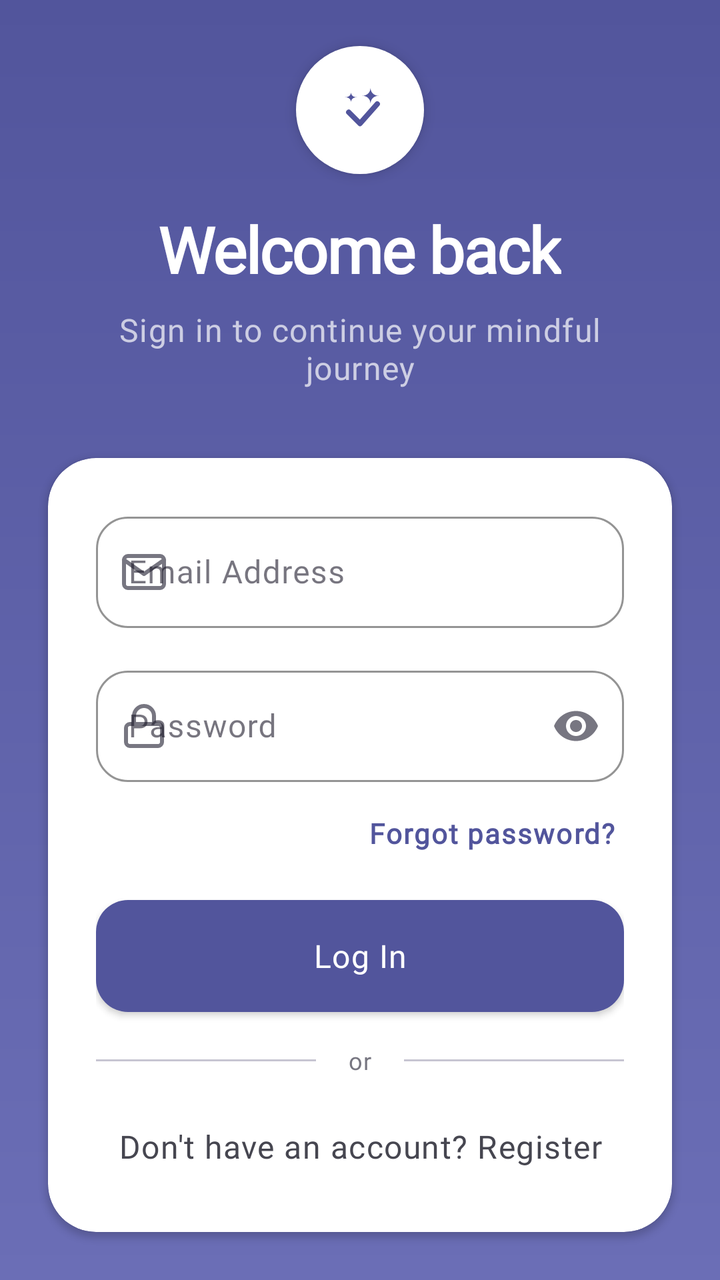
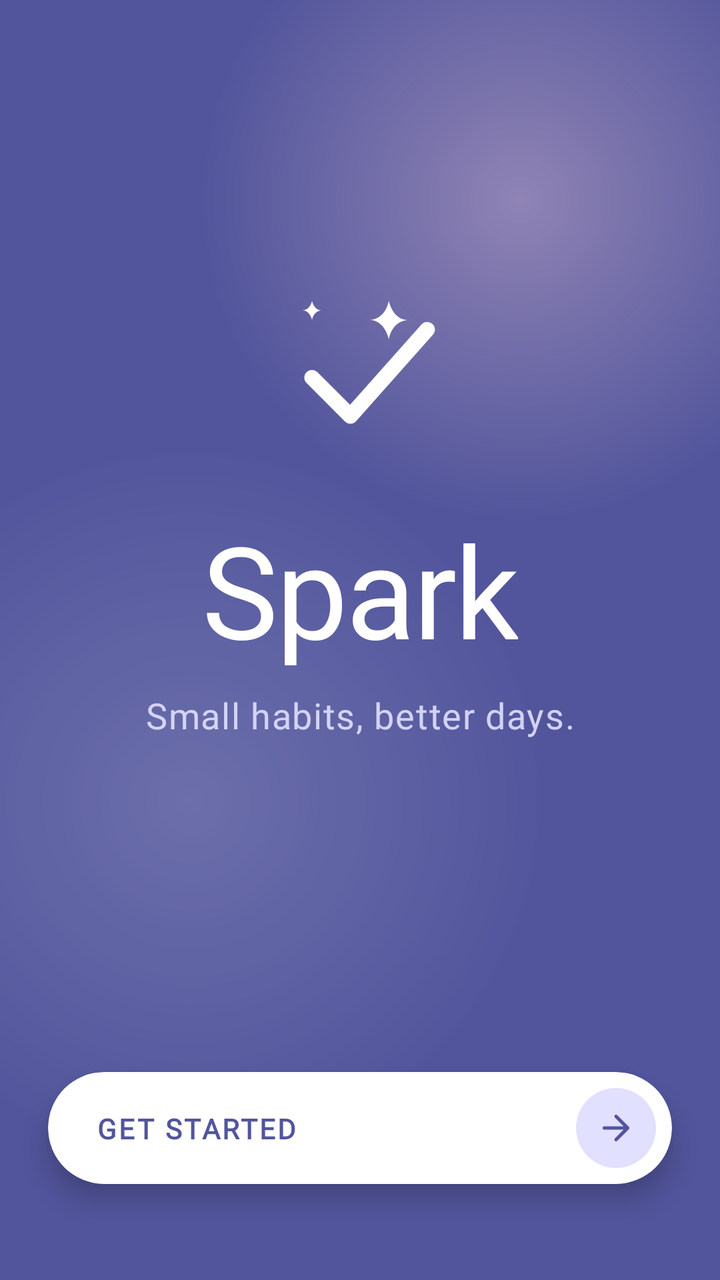

The first picture is an Android layout as it rendered before a commit; the second is the same layout after the commit. The layout source and the unified diff follow.
<!-- AndroidManifest.xml: application theme Theme.Spark -->
<!-- res/layout/fragment_welcome.xml -->
<?xml version="1.0" encoding="utf-8"?>
<androidx.constraintlayout.widget.ConstraintLayout xmlns:android="http://schemas.android.com/apk/res/android"
    xmlns:app="http://schemas.android.com/apk/res-auto"
    xmlns:tools="http://schemas.android.com/tools"
    android:layout_width="match_parent"
    android:layout_height="match_parent">

    
    <View
        android:id="@+id/viewBackground"
        android:layout_width="0dp"
        android:layout_height="0dp"
        android:background="@drawable/bg_gradient_primary"
        app:layout_constraintBottom_toBottomOf="parent"
        app:layout_constraintEnd_toEndOf="parent"
        app:layout_constraintStart_toStartOf="parent"
        app:layout_constraintTop_toTopOf="parent" />

    
    <ImageView
        android:id="@+id/ivLogoMark"
        android:layout_width="64dp"
        android:layout_height="64dp"
        android:background="@drawable/bg_circle_logo"
        android:contentDescription="@string/app_name"
        android:elevation="4dp"
        android:padding="14dp"
        android:scaleType="fitCenter"
        android:src="@drawable/ic_logo_mark"
        app:layout_constraintBottom_toTopOf="@+id/tvTitle"
        app:layout_constraintEnd_toEndOf="parent"
        app:layout_constraintStart_toStartOf="parent"
        app:layout_constraintTop_toTopOf="parent"
        app:layout_constraintVertical_bias="0.4"
        app:layout_constraintVertical_chainStyle="packed"
        app:tint="@color/primary" />

    
    <TextView
        android:id="@+id/tvTitle"
        android:layout_width="wrap_content"
        android:layout_height="wrap_content"
        android:layout_marginTop="16dp"
        android:text="@string/welcome_back_title"
        android:textAppearance="@style/TextAppearance.Spark.DisplayHero"
        android:textColor="@color/on_primary"
        app:layout_constraintBottom_toTopOf="@+id/tvSubtitle"
        app:layout_constraintEnd_toEndOf="parent"
        app:layout_constraintStart_toStartOf="parent"
        app:layout_constraintTop_toBottomOf="@+id/ivLogoMark" />

    
    <TextView
        android:id="@+id/tvSubtitle"
        android:layout_width="0dp"
        android:layout_height="wrap_content"
        android:layout_marginHorizontal="32dp"
        android:layout_marginTop="8dp"
        android:alpha="0.7"
        android:gravity="center"
        android:text="@string/welcome_back_subtitle"
        android:textAppearance="@style/TextAppearance.Spark.BodyMd"
        android:textColor="@color/on_primary"
        app:layout_constraintBottom_toTopOf="@+id/cardLogin"
        app:layout_constraintEnd_toEndOf="parent"
        app:layout_constraintStart_toStartOf="parent"
        app:layout_constraintTop_toBottomOf="@+id/tvTitle" />

    
    <com.google.android.material.card.MaterialCardView
        android:id="@+id/cardLogin"
        style="@style/Widget.Spark.Card"
        android:layout_width="0dp"
        android:layout_height="wrap_content"
        android:layout_marginHorizontal="@dimen/margin_screen"
        android:layout_marginBottom="24dp"
        app:layout_constraintBottom_toBottomOf="parent"
        app:layout_constraintEnd_toEndOf="parent"
        app:layout_constraintStart_toStartOf="parent">

        <LinearLayout
            android:layout_width="match_parent"
            android:layout_height="wrap_content"
            android:orientation="vertical"
            android:padding="24dp">

            
            <com.google.android.material.textfield.TextInputLayout
                android:id="@+id/tilEmail"
                style="@style/Widget.Spark.TextInputLayout"
                android:layout_width="match_parent"
                android:layout_height="wrap_content"
                android:hint="@string/register_label_email"
                app:startIconDrawable="@drawable/ic_mail"
                app:startIconTint="@color/outline">

                <com.google.android.material.textfield.TextInputEditText
                    android:id="@+id/etEmail"
                    android:layout_width="match_parent"
                    android:layout_height="wrap_content"
                    android:imeOptions="actionNext"
                    android:inputType="textEmailAddress"
                    android:maxLines="1"
                    android:textAppearance="@style/TextAppearance.Spark.BodyMd"
                    android:textColor="@color/on_surface" />
            </com.google.android.material.textfield.TextInputLayout>

            
            <com.google.android.material.textfield.TextInputLayout
                android:id="@+id/tilPassword"
                style="@style/Widget.Spark.TextInputLayout"
                android:layout_width="match_parent"
                android:layout_height="wrap_content"
                android:layout_marginTop="16dp"
                android:hint="@string/register_label_password"
                app:endIconMode="password_toggle"
                app:endIconTint="@color/outline"
                app:startIconDrawable="@drawable/ic_lock"
                app:startIconTint="@color/outline">

                <com.google.android.material.textfield.TextInputEditText
                    android:id="@+id/etPassword"
                    android:layout_width="match_parent"
                    android:layout_height="wrap_content"
                    android:imeOptions="actionDone"
                    android:inputType="textPassword"
                    android:maxLines="1"
                    android:textAppearance="@style/TextAppearance.Spark.BodyMd"
                    android:textColor="@color/on_surface" />
            </com.google.android.material.textfield.TextInputLayout>

            
            <TextView
                android:id="@+id/tvForgotPassword"
                android:layout_width="wrap_content"
                android:layout_height="wrap_content"
                android:layout_gravity="end"
                android:layout_marginTop="8dp"
                android:background="?attr/selectableItemBackgroundBorderless"
                android:clickable="true"
                android:focusable="true"
                android:paddingHorizontal="4dp"
                android:paddingVertical="8dp"
                android:text="@string/login_forgot_password"
                android:textAppearance="@style/TextAppearance.Spark.LabelBold"
                android:textColor="@color/primary" />

            
            <com.google.android.material.button.MaterialButton
                android:id="@+id/btnLogin"
                style="@style/Widget.Spark.Button.Primary"
                android:layout_width="match_parent"
                android:layout_height="wrap_content"
                android:layout_marginTop="16dp"
                android:text="@string/login_btn_login" />

            
            <LinearLayout
                android:layout_width="match_parent"
                android:layout_height="wrap_content"
                android:layout_marginVertical="16dp"
                android:gravity="center_vertical"
                android:orientation="horizontal">

                <View
                    android:layout_width="0dp"
                    android:layout_height="1dp"
                    android:layout_weight="1"
                    android:background="@color/divider_grey" />

                <TextView
                    android:layout_width="wrap_content"
                    android:layout_height="wrap_content"
                    android:paddingHorizontal="16dp"
                    android:text="@string/auth_divider_or"
                    android:textAppearance="@style/TextAppearance.Spark.LabelMd"
                    android:textColor="@color/outline" />

                <View
                    android:layout_width="0dp"
                    android:layout_height="1dp"
                    android:layout_weight="1"
                    android:background="@color/divider_grey" />
            </LinearLayout>

            
            <TextView
                android:id="@+id/tvRegisterPrompt"
                android:layout_width="match_parent"
                android:layout_height="wrap_content"
                android:gravity="center"
                android:paddingVertical="8dp"
                android:text="@string/welcome_register_prompt"
                android:textAppearance="@style/TextAppearance.Spark.BodyMd"
                android:textColor="@color/on_surface_variant" />

        </LinearLayout>
    </com.google.android.material.card.MaterialCardView>

</androidx.constraintlayout.widget.ConstraintLayout>
<!-- resources referenced by this layout -->
<resources>
  <color name="divider_grey">#c7c5d2</color>
  <!-- drawable bg_circle_logo (drawable) -->
  <?xml version="1.0" encoding="utf-8"?>
  <shape xmlns:android="http://schemas.android.com/apk/res/android"
      android:shape="oval">
      <solid android:color="@color/surface_container_lowest" />
  </shape>
  <!-- drawable bg_gradient_primary (drawable) -->
  <?xml version="1.0" encoding="utf-8"?>
  <shape xmlns:android="http://schemas.android.com/apk/res/android"
      android:shape="rectangle">
      <gradient
          android:angle="270"
          android:startColor="@color/primary"
          android:endColor="@color/primary_container"
          android:type="linear" />
  </shape>
  <!-- drawable ic_lock (drawable) -->
  <vector xmlns:android="http://schemas.android.com/apk/res/android"
      android:width="24dp"
      android:height="24dp"
      android:viewportWidth="24"
      android:viewportHeight="24"
      android:tint="?attr/colorControlNormal">
      <path
          android:strokeColor="@color/on_surface"
          android:strokeWidth="2"
          android:strokeLineCap="round"
          android:strokeLineJoin="round"
          android:fillColor="@android:color/transparent"
          android:pathData="M5,11 L19,11 C20.1,11 21,11.9 21,13 L21,20 C21,21.1 20.1,22 19,22 L5,22 C3.9,22 3,21.1 3,20 L3,13 C3,11.9 3.9,11 5,11 Z" />
      <path
          android:strokeColor="@color/on_surface"
          android:strokeWidth="2"
          android:strokeLineCap="round"
          android:strokeLineJoin="round"
          android:fillColor="@android:color/transparent"
          android:pathData="M7,11 L7,7 C7,4.24 9.24,2 12,2 C14.76,2 17,4.24 17,7 L17,11" />
  </vector>
  <!-- drawable ic_logo_mark (drawable) -->
  <vector xmlns:android="http://schemas.android.com/apk/res/android"
      android:width="48dp"
      android:height="48dp"
      android:viewportWidth="48"
      android:viewportHeight="48">
      
      <path
          android:fillColor="@color/primary"
          android:pathData="M18,12 C18,14.2 16.5,15.5 14,15.5 C16.5,15.5 18,16.8 18,19 C18,16.8 19.5,15.5 22,15.5 C19.5,15.5 18,14.2 18,12 Z" />
  
      
      <path
          android:fillColor="@color/primary"
          android:pathData="M31,9 C31,12.2 28.8,14.5 25.5,14.5 C28.8,14.5 31,16.8 31,20 C31,16.8 33.2,14.5 36.5,14.5 C33.2,14.5 31,12.2 31,9 Z" />
  
      
      <path
          android:strokeColor="@color/primary"
          android:strokeWidth="3.6"
          android:strokeLineCap="round"
          android:strokeLineJoin="round"
          android:fillColor="@android:color/transparent"
          android:pathData="M16.5,25.5 L24,33 L35.5,20" />
  </vector>
  <!-- drawable ic_mail (drawable) -->
  <vector xmlns:android="http://schemas.android.com/apk/res/android"
      android:width="24dp"
      android:height="24dp"
      android:viewportWidth="24"
      android:viewportHeight="24"
      android:tint="?attr/colorControlNormal">
      <path
          android:strokeColor="@color/on_surface"
          android:strokeWidth="2"
          android:strokeLineCap="round"
          android:strokeLineJoin="round"
          android:fillColor="@android:color/transparent"
          android:pathData="M4,4 L20,4 C21.1,4 22,4.9 22,6 L22,18 C22,19.1 21.1,20 20,20 L4,20 C2.9,20 2,19.1 2,18 L2,6 C2,4.9 2.9,4 4,4 Z" />
      <path
          android:strokeColor="@color/on_surface"
          android:strokeWidth="2"
          android:strokeLineCap="round"
          android:strokeLineJoin="round"
          android:pathData="M22,6 L12,13 L2,6" />
  </vector>
  <string name="auth_divider_or">or</string>
  <string name="login_btn_login">Log In</string>
  <string name="login_forgot_password">Forgot password?</string>
  <string name="register_label_email">Email Address</string>
  <string name="register_label_password">Password</string>
  <string name="welcome_back_subtitle">Sign in to continue your mindful journey</string>
  <string name="welcome_back_title">Welcome back</string>
  <string name="welcome_register_prompt">Don\'t have an account? Register</string>
  <style name="TextAppearance.Spark.DisplayHero" parent="TextAppearance.MaterialComponents.Headline3">
          <item name="fontFamily">@font/font_plus_jakarta_sans</item>
          <item name="android:fontFamily">@font/font_plus_jakarta_sans</item>
          <item name="android:textSize">32sp</item>
          <item name="android:textStyle">bold</item>
          <item name="android:lineHeight">40sp</item>
          <item name="android:letterSpacing">-0.02</item>
          <item name="android:textColor">@color/on_surface</item>
      </style>
  <!-- unchanged entries left out for length: 39 -->
</resources>

<!-- the commit's change to res/layout/fragment_welcome.xml (unified diff, before → after) -->
@@ -3,198 +3,134 @@
     xmlns:app="http://schemas.android.com/apk/res-auto"
     xmlns:tools="http://schemas.android.com/tools"
     android:layout_width="match_parent"
-    android:layout_height="match_parent">
+    android:layout_height="match_parent"
+    android:background="@color/primary">
 
     
     <View
-        android:id="@+id/viewBackground"
-        android:layout_width="0dp"
-        android:layout_height="0dp"
-        android:background="@drawable/bg_gradient_primary"
-        app:layout_constraintBottom_toBottomOf="parent"
+        android:id="@+id/viewGlowTopRight"
+        android:layout_width="320dp"
+        android:layout_height="320dp"
+        android:background="@drawable/bg_glow_top_right"
+        android:translationX="60dp"
+        android:translationY="-60dp"
         app:layout_constraintEnd_toEndOf="parent"
-        app:layout_constraintStart_toStartOf="parent"
         app:layout_constraintTop_toTopOf="parent" />
+
+    
+    <View
+        android:id="@+id/viewGlowBottomLeft"
+        android:layout_width="350dp"
+        android:layout_height="350dp"
+        android:background="@drawable/bg_glow_bottom_left"
+        android:translationX="-80dp"
+        android:translationY="40dp"
+        app:layout_constraintBottom_toTopOf="@+id/btnGetStarted"
+        app:layout_constraintStart_toStartOf="parent" />
 
     
     <ImageView
         android:id="@+id/ivLogoMark"
-        android:layout_width="64dp"
-        android:layout_height="64dp"
-        android:background="@drawable/bg_circle_logo"
+        android:layout_width="96dp"
+        android:layout_height="96dp"
         android:contentDescription="@string/app_name"
-        android:elevation="4dp"
-        android:padding="14dp"
-        android:scaleType="fitCenter"
         android:src="@drawable/ic_logo_mark"
-        app:layout_constraintBottom_toTopOf="@+id/tvTitle"
+        app:layout_constraintBottom_toTopOf="@+id/tvAppName"
         app:layout_constraintEnd_toEndOf="parent"
         app:layout_constraintStart_toStartOf="parent"
         app:layout_constraintTop_toTopOf="parent"
-        app:layout_constraintVertical_bias="0.4"
+        app:layout_constraintVertical_bias="0.45"
         app:layout_constraintVertical_chainStyle="packed"
-        app:tint="@color/primary" />
+        app:tint="@color/on_primary" />
 
     
     <TextView
-        android:id="@+id/tvTitle"
+        android:id="@+id/tvAppName"
         android:layout_width="wrap_content"
         android:layout_height="wrap_content"
-        android:layout_marginTop="16dp"
-        android:text="@string/welcome_back_title"
-        android:textAppearance="@style/TextAppearance.Spark.DisplayHero"
+        android:layout_marginTop="20dp"
+        android:text="@string/app_name"
+        android:textAppearance="@style/TextAppearance.Spark.ScriptTitle"
         android:textColor="@color/on_primary"
-        app:layout_constraintBottom_toTopOf="@+id/tvSubtitle"
+        app:layout_constraintBottom_toTopOf="@+id/tvTagline"
         app:layout_constraintEnd_toEndOf="parent"
         app:layout_constraintStart_toStartOf="parent"
         app:layout_constraintTop_toBottomOf="@+id/ivLogoMark" />
 
     
     <TextView
-        android:id="@+id/tvSubtitle"
-        android:layout_width="0dp"
+        android:id="@+id/tvTagline"
+        android:layout_width="wrap_content"
         android:layout_height="wrap_content"
-        android:layout_marginHorizontal="32dp"
         android:layout_marginTop="8dp"
-        android:alpha="0.7"
+        android:alpha="0.9"
         android:gravity="center"
-        android:text="@string/welcome_back_subtitle"
-        android:textAppearance="@style/TextAppearance.Spark.BodyMd"
-        android:textColor="@color/on_primary"
-        app:layout_constraintBottom_toTopOf="@+id/cardLogin"
+        android:text="@string/welcome_tagline"
+        android:textAppearance="@style/TextAppearance.Spark.BodyLg"
+        android:textColor="@color/primary_fixed"
+        app:layout_constraintBottom_toTopOf="@+id/btnGetStarted"
         app:layout_constraintEnd_toEndOf="parent"
         app:layout_constraintStart_toStartOf="parent"
-        app:layout_constraintTop_toBottomOf="@+id/tvTitle" />
+        app:layout_constraintTop_toBottomOf="@+id/tvAppName" />
 
     
     <com.google.android.material.card.MaterialCardView
-        android:id="@+id/cardLogin"
-        style="@style/Widget.Spark.Card"
+        android:id="@+id/btnGetStarted"
         android:layout_width="0dp"
-        android:layout_height="wrap_content"
+        android:layout_height="56dp"
         android:layout_marginHorizontal="@dimen/margin_screen"
-        android:layout_marginBottom="24dp"
+        android:layout_marginBottom="48dp"
+        android:clickable="true"
+        android:focusable="true"
+        android:foreground="?attr/selectableItemBackground"
+        app:cardBackgroundColor="@color/surface_container_lowest"
+        app:cardCornerRadius="28dp"
+        app:cardElevation="8dp"
+        app:cardMaxElevation="8dp"
         app:layout_constraintBottom_toBottomOf="parent"
         app:layout_constraintEnd_toEndOf="parent"
-        app:layout_constraintStart_toStartOf="parent">
+        app:layout_constraintStart_toStartOf="parent"
+        app:strokeWidth="0dp">
 
-        <LinearLayout
+        <androidx.constraintlayout.widget.ConstraintLayout
             android:layout_width="match_parent"
-            android:layout_height="wrap_content"
-            android:orientation="vertical"
-            android:padding="24dp">
-
-            
-            <com.google.android.material.textfield.TextInputLayout
-                android:id="@+id/tilEmail"
-                style="@style/Widget.Spark.TextInputLayout"
-                android:layout_width="match_parent"
-                android:layout_height="wrap_content"
-                android:hint="@string/register_label_email"
-                app:startIconDrawable="@drawable/ic_mail"
-                app:startIconTint="@color/outline">
-
-                <com.google.android.material.textfield.TextInputEditText
-                    android:id="@+id/etEmail"
-                    android:layout_width="match_parent"
-                    android:layout_height="wrap_content"
-                    android:imeOptions="actionNext"
-                    android:inputType="textEmailAddress"
-                    android:maxLines="1"
-                    android:textAppearance="@style/TextAppearance.Spark.BodyMd"
-                    android:textColor="@color/on_surface" />
-            </com.google.android.material.textfield.TextInputLayout>
-
-            
-            <com.google.android.material.textfield.TextInputLayout
-                android:id="@+id/tilPassword"
-                style="@style/Widget.Spark.TextInputLayout"
-                android:layout_width="match_parent"
-                android:layout_height="wrap_content"
-                android:layout_marginTop="16dp"
-                android:hint="@string/register_label_password"
-                app:endIconMode="password_toggle"
-                app:endIconTint="@color/outline"
-                app:startIconDrawable="@drawable/ic_lock"
-                app:startIconTint="@color/outline">
-
-                <com.google.android.material.textfield.TextInputEditText
-                    android:id="@+id/etPassword"
-                    android:layout_width="match_parent"
-                    android:layout_height="wrap_content"
-                    android:imeOptions="actionDone"
-                    android:inputType="textPassword"
-                    android:maxLines="1"
-                    android:textAppearance="@style/TextAppearance.Spark.BodyMd"
-                    android:textColor="@color/on_surface" />
-            </com.google.android.material.textfield.TextInputLayout>
+            android:layout_height="match_parent">
 
             
             <TextView
-                android:id="@+id/tvForgotPassword"
+                android:id="@+id/tvGetStarted"
                 android:layout_width="wrap_content"
                 android:layout_height="wrap_content"
-                android:layout_gravity="end"
-                android:layout_marginTop="8dp"
-                android:background="?attr/selectableItemBackgroundBorderless"
-                android:clickable="true"
-                android:focusable="true"
-                android:paddingHorizontal="4dp"
-                android:paddingVertical="8dp"
-                android:text="@string/login_forgot_password"
+                android:layout_marginStart="24dp"
+                android:letterSpacing="0.08"
+                android:text="@string/welcome_btn_get_started_caps"
                 android:textAppearance="@style/TextAppearance.Spark.LabelBold"
-                android:textColor="@color/primary" />
+                android:textColor="@color/primary"
+                app:layout_constraintBottom_toBottomOf="parent"
+                app:layout_constraintStart_toStartOf="parent"
+                app:layout_constraintTop_toTopOf="parent" />
 
             
-            <com.google.android.material.button.MaterialButton
-                android:id="@+id/btnLogin"
-                style="@style/Widget.Spark.Button.Primary"
-                android:layout_width="match_parent"
-                android:layout_height="wrap_content"
-                android:layout_marginTop="16dp"
-                android:text="@string/login_btn_login" />
+            <FrameLayout
+                android:id="@+id/frameArrow"
+                android:layout_width="40dp"
+                android:layout_height="40dp"
+                android:layout_marginEnd="8dp"
+                android:background="@drawable/bg_circle_arrow"
+                app:layout_constraintBottom_toBottomOf="parent"
+                app:layout_constraintEnd_toEndOf="parent"
+                app:layout_constraintTop_toTopOf="parent">
 
-            
-            <LinearLayout
-                android:layout_width="match_parent"
-                android:layout_height="wrap_content"
-                android:layout_marginVertical="16dp"
-                android:gravity="center_vertical"
-                android:orientation="horizontal">
+                <ImageView
+                    android:layout_width="20dp"
+                    android:layout_height="20dp"
+                    android:layout_gravity="center"
+                    android:contentDescription="@string/welcome_btn_get_started"
+                    android:src="@drawable/ic_arrow_forward"
+                    app:tint="@color/primary" />
+            </FrameLayout>
 
-                <View
-                    android:layout_width="0dp"
-                    android:layout_height="1dp"
-                    android:layout_weight="1"
-                    android:background="@color/divider_grey" />
-
-                <TextView
-                    android:layout_width="wrap_content"
-                    android:layout_height="wrap_content"
-                    android:paddingHorizontal="16dp"
-                    android:text="@string/auth_divider_or"
-                    android:textAppearance="@style/TextAppearance.Spark.LabelMd"
-                    android:textColor="@color/outline" />
-
-                <View
-                    android:layout_width="0dp"
-                    android:layout_height="1dp"
-                    android:layout_weight="1"
-                    android:background="@color/divider_grey" />
-            </LinearLayout>
-
-            
-            <TextView
-                android:id="@+id/tvRegisterPrompt"
-                android:layout_width="match_parent"
-                android:layout_height="wrap_content"
-                android:gravity="center"
-                android:paddingVertical="8dp"
-                android:text="@string/welcome_register_prompt"
-                android:textAppearance="@style/TextAppearance.Spark.BodyMd"
-                android:textColor="@color/on_surface_variant" />
-
-        </LinearLayout>
+        </androidx.constraintlayout.widget.ConstraintLayout>
     </com.google.android.material.card.MaterialCardView>
 
 </androidx.constraintlayout.widget.ConstraintLayout>
<!-- resource entries referenced after the edit -->
@@ -1,107 +1,90 @@
 <!-- resources referenced by this layout -->
 <resources>
-  <color name="divider_grey">#c7c5d2</color>
-  <!-- drawable bg_circle_logo (drawable) -->
+  <color name="primary_fixed">#e1e0ff</color>
+  <!-- drawable bg_circle_arrow (drawable) -->
   <?xml version="1.0" encoding="utf-8"?>
   <shape xmlns:android="http://schemas.android.com/apk/res/android"
       android:shape="oval">
-      <solid android:color="@color/surface_container_lowest" />
+      <solid android:color="@color/primary_fixed" />
   </shape>
-  <!-- drawable bg_gradient_primary (drawable) -->
+  <!-- drawable bg_glow_bottom_left (drawable) -->
   <?xml version="1.0" encoding="utf-8"?>
   <shape xmlns:android="http://schemas.android.com/apk/res/android"
-      android:shape="rectangle">
+      android:shape="oval">
       <gradient
-          android:angle="270"
-          android:startColor="@color/primary"
-          android:endColor="@color/primary_container"
-          android:type="linear" />
+          android:type="radial"
+          android:gradientRadius="180dp"
+          android:startColor="#26ffffff"
+          android:endColor="#0052559c" />
   </shape>
-  <!-- drawable ic_lock (drawable) -->
+  <!-- drawable bg_glow_top_right (drawable) -->
+  <?xml version="1.0" encoding="utf-8"?>
+  <shape xmlns:android="http://schemas.android.com/apk/res/android"
+      android:shape="oval">
+      <gradient
+          android:type="radial"
+          android:gradientRadius="160dp"
+          android:startColor="#59ffd9e1"
+          android:endColor="#0052559c" />
+  </shape>
+  <!-- drawable ic_arrow_forward (drawable) -->
   <vector xmlns:android="http://schemas.android.com/apk/res/android"
-      android:width="24dp"
-      android:height="24dp"
+      android:width="20dp"
+      android:height="20dp"
       android:viewportWidth="24"
-      android:viewportHeight="24"
-      android:tint="?attr/colorControlNormal">
+      android:viewportHeight="24">
       <path
-          android:strokeColor="@color/on_surface"
+          android:strokeColor="@color/primary"
           android:strokeWidth="2"
           android:strokeLineCap="round"
           android:strokeLineJoin="round"
-          android:fillColor="@android:color/transparent"
-          android:pathData="M5,11 L19,11 C20.1,11 21,11.9 21,13 L21,20 C21,21.1 20.1,22 19,22 L5,22 C3.9,22 3,21.1 3,20 L3,13 C3,11.9 3.9,11 5,11 Z" />
+          android:pathData="M5,12 L19,12 M12,5 L19,12 L12,19" />
+  </vector>
+  <!-- drawable ic_logo_mark (drawable) -->
+  <vector xmlns:android="http://schemas.android.com/apk/res/android"
+      android:width="96dp"
+      android:height="96dp"
+      android:viewportWidth="100"
+      android:viewportHeight="100">
+  
+      
       <path
-          android:strokeColor="@color/on_surface"
-          android:strokeWidth="2"
+          android:strokeColor="@color/white"
+          android:strokeWidth="8"
           android:strokeLineCap="round"
           android:strokeLineJoin="round"
           android:fillColor="@android:color/transparent"
-          android:pathData="M7,11 L7,7 C7,4.24 9.24,2 12,2 C14.76,2 17,4.24 17,7 L17,11" />
-  </vector>
-  <!-- drawable ic_logo_mark (drawable) -->
-  <vector xmlns:android="http://schemas.android.com/apk/res/android"
-      android:width="48dp"
-      android:height="48dp"
-      android:viewportWidth="48"
-      android:viewportHeight="48">
-      
-      <path
-          android:fillColor="@color/primary"
-          android:pathData="M18,12 C18,14.2 16.5,15.5 14,15.5 C16.5,15.5 18,16.8 18,19 C18,16.8 19.5,15.5 22,15.5 C19.5,15.5 18,14.2 18,12 Z" />
+          android:pathData="M25,55 L45,75 L85,30" />
   
       
       <path
-          android:fillColor="@color/primary"
-          android:pathData="M31,9 C31,12.2 28.8,14.5 25.5,14.5 C28.8,14.5 31,16.8 31,20 C31,16.8 33.2,14.5 36.5,14.5 C33.2,14.5 31,12.2 31,9 Z" />
+          android:fillColor="@color/white"
+          android:pathData="M65,15 C65,15 67,25 75,25 C75,25 67,25 65,35 C65,35 63,25 55,25 C55,25 63,25 65,15 Z" />
   
       
       <path
-          android:strokeColor="@color/primary"
-          android:strokeWidth="3.6"
-          android:strokeLineCap="round"
-          android:strokeLineJoin="round"
-          android:fillColor="@android:color/transparent"
-          android:pathData="M16.5,25.5 L24,33 L35.5,20" />
+          android:fillColor="@color/white"
+          android:pathData="M25,15 C25,15 26,20 30,20 C30,20 26,20 25,25 C25,25 24,20 20,20 C20,20 24,20 25,15 Z" />
+  
   </vector>
-  <!-- drawable ic_mail (drawable) -->
-  <vector xmlns:android="http://schemas.android.com/apk/res/android"
-      android:width="24dp"
-      android:height="24dp"
-      android:viewportWidth="24"
-      android:viewportHeight="24"
-      android:tint="?attr/colorControlNormal">
-      <path
-          android:strokeColor="@color/on_surface"
-          android:strokeWidth="2"
-          android:strokeLineCap="round"
-          android:strokeLineJoin="round"
-          android:fillColor="@android:color/transparent"
-          android:pathData="M4,4 L20,4 C21.1,4 22,4.9 22,6 L22,18 C22,19.1 21.1,20 20,20 L4,20 C2.9,20 2,19.1 2,18 L2,6 C2,4.9 2.9,4 4,4 Z" />
-      <path
-          android:strokeColor="@color/on_surface"
-          android:strokeWidth="2"
-          android:strokeLineCap="round"
-          android:strokeLineJoin="round"
-          android:pathData="M22,6 L12,13 L2,6" />
-  </vector>
-  <string name="auth_divider_or">or</string>
-  <string name="login_btn_login">Log In</string>
-  <string name="login_forgot_password">Forgot password?</string>
-  <string name="register_label_email">Email Address</string>
-  <string name="register_label_password">Password</string>
-  <string name="welcome_back_subtitle">Sign in to continue your mindful journey</string>
-  <string name="welcome_back_title">Welcome back</string>
-  <string name="welcome_register_prompt">Don\'t have an account? Register</string>
-  <style name="TextAppearance.Spark.DisplayHero" parent="TextAppearance.MaterialComponents.Headline3">
-          <item name="fontFamily">@font/font_plus_jakarta_sans</item>
-          <item name="android:fontFamily">@font/font_plus_jakarta_sans</item>
-          <item name="android:textSize">32sp</item>
-          <item name="android:textStyle">bold</item>
-          <item name="android:lineHeight">40sp</item>
-          <item name="android:letterSpacing">-0.02</item>
+  <string name="welcome_btn_get_started">Get Started</string>
+  <string name="welcome_btn_get_started_caps">GET STARTED</string>
+  <string name="welcome_tagline">Small habits, better days.</string>
+  <style name="TextAppearance.Spark.BodyLg" parent="TextAppearance.MaterialComponents.Body1">
+          <item name="fontFamily">@font/font_nunito_sans</item>
+          <item name="android:fontFamily">@font/font_nunito_sans</item>
+          <item name="android:textSize">18sp</item>
+          <item name="android:textStyle">normal</item>
+          <item name="android:lineHeight">26sp</item>
           <item name="android:textColor">@color/on_surface</item>
       </style>
+  <style name="TextAppearance.Spark.ScriptTitle" parent="TextAppearance.MaterialComponents.Headline1">
+          <item name="fontFamily">@font/font_caveat</item>
+          <item name="android:fontFamily">@font/font_caveat</item>
+          <item name="android:textSize">64sp</item>
+          <item name="android:textColor">@color/on_primary</item>
+      </style>
+  <color name="white">#FFFFFFFF</color>
   <!-- unchanged entries left out for length: 39 -->
 </resources>
 
